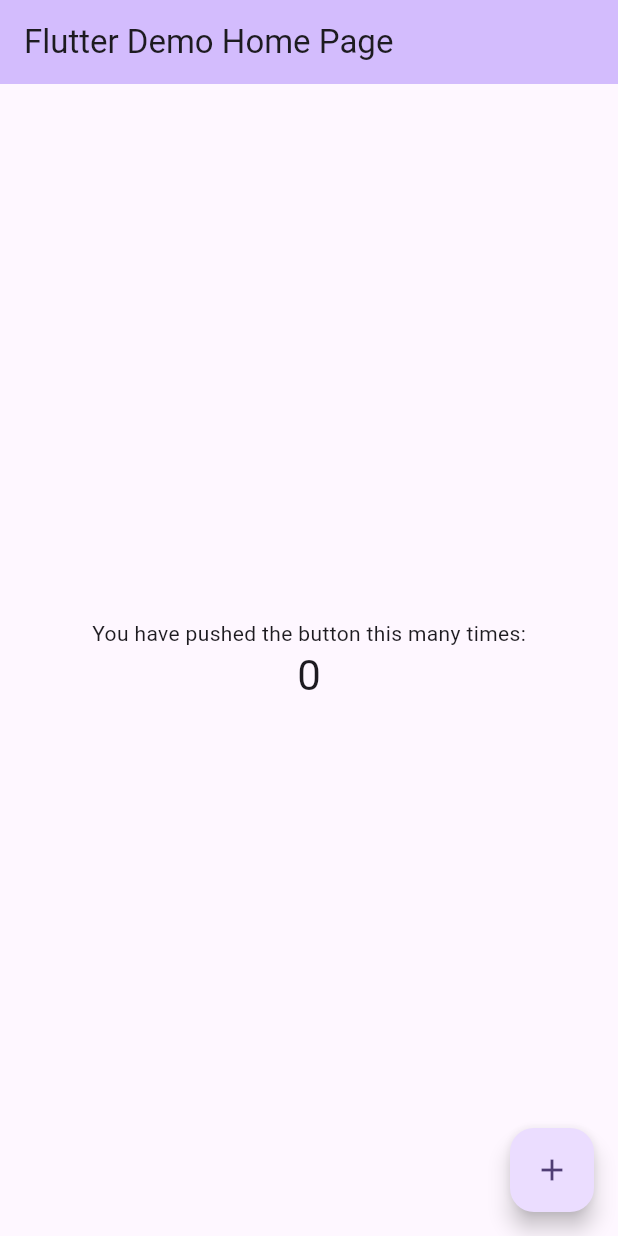
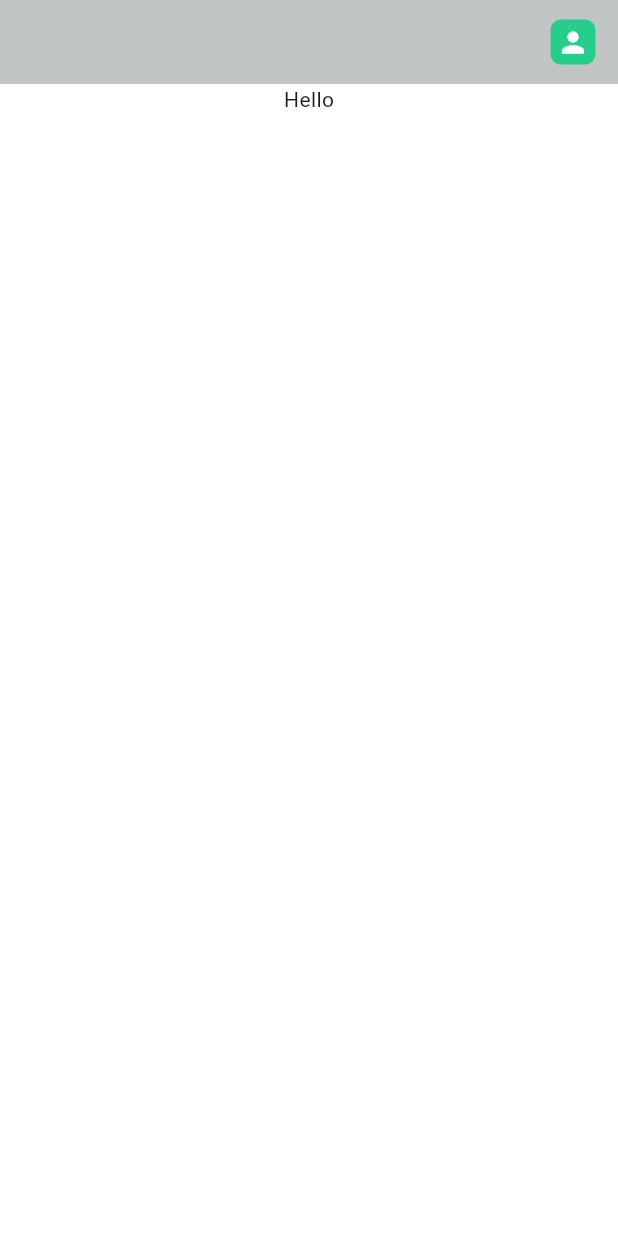
Before and after one commit to blvck2371/Mytodo, a Flutter app: the screen it shows after launch, on a phone screen of 412 x 824 dp. Run offline on Flutter 3.47's test engine with Material 3 defaults, Android fonts, the phone set to English and light mode, and no system bars; our stand-ins replace get.

Commit message:
configuration du theme de lapplication et definition du appabar 🦺🦺🎨⛑️🖌️

```diff
--- a/lib/main.dart
+++ b/lib/main.dart
@@ -1,36 +1,30 @@
 import 'package:flutter/material.dart';
+import 'package:get/get.dart';
+import 'package:mytodo/theme/appTheme.dart';
+import 'package:mytodo/theme/themeController.dart';
+import 'package:mytodo/view/Home.dart';
+//import 'package:mytodo/theme/themeController.dart';
 
 void main() {
-  runApp(const MyApp());
+  Get.put(Themecontroller());
+  runApp(MyApp());
 }
 
 class MyApp extends StatelessWidget {
-  const MyApp({super.key});
+  MyApp({super.key});
+  final Themecontroller themeController = Get.find();
 
   // This widget is the root of your application.
   @override
   Widget build(BuildContext context) {
-    return MaterialApp(
-      title: 'Flutter Demo',
-      theme: ThemeData(
-        // This is the theme of your application.
-        //
-        // TRY THIS: Try running your application with "flutter run". You'll see
-        // the application has a purple toolbar. Then, without quitting the app,
-        // try changing the seedColor in the colorScheme below to Colors.green
-        // and then invoke "hot reload" (save your changes or press the "hot
-        // reload" button in a Flutter-supported IDE, or press "r" if you used
-        // the command line to start the app).
-        //
-        // Notice that the counter didn't reset back to zero; the application
-        // state is not lost during the reload. To reset the state, use hot
-        // restart instead.
-        //
-        // This works for code too, not just values: Most code changes can be
-        // tested with just a hot reload.
-        colorScheme: ColorScheme.fromSeed(seedColor: Colors.deepPurple),
-      ),
-      home: const MyHomePage(title: 'Flutter Demo Home Page'),
+    return GetMaterialApp(
+      debugShowCheckedModeBanner: false,
+      title: 'TodoListapp',
+      darkTheme: Apptheme.darkTheme,
+      themeMode: themeController.themeMode.value,
+
+      theme: Apptheme.LightTheme,
+      home: const Home(),
     );
   }
 }
--- /dev/null
+++ b/lib/theme/appColors.dart
@@ -0,0 +1,19 @@
+import 'package:flutter/material.dart';
+import 'package:flutter/widgets.dart';
+
+class Appcolors {
+  // couleurs de lapplication theme light
+  static const Color primaryColorLight = Color.fromARGB(255, 45, 134, 98);
+  static const Color secondaryColorLight = Color.fromARGB(255, 192, 196, 194);
+  static const Color backgroundcolorLight = Color.fromARGB(255, 255, 255, 255);
+  // couleur du text theme light
+  static const Color textColorlight = Color.fromARGB(202, 11, 11, 11);
+
+  // colors theme dark
+
+  static const Color primaryColorDark = Color.fromARGB(152, 114, 111, 37);
+  static const Color secondaryColorDark = Color.fromARGB(255, 192, 196, 194);
+  static const Color backgroundcolorDark = Color.fromARGB(255, 255, 255, 255);
+  // couleur du text theme dark
+  static const Color textColorDark = Color.fromARGB(200, 211, 207, 82);
+}
--- /dev/null
+++ b/lib/theme/appSpacing.dart
@@ -0,0 +1,6 @@
+import 'package:flutter/material.dart';
+
+extension SpacingExtensions on num {
+  SizedBox get vSpace => SizedBox(height: toDouble());
+  SizedBox get hSpace => SizedBox(width: toDouble());
+}
--- /dev/null
+++ b/lib/theme/appTheme.dart
@@ -0,0 +1,29 @@
+import 'package:flutter/material.dart';
+import 'package:mytodo/theme/appColors.dart';
+
+class Apptheme {
+  static final ThemeData LightTheme = ThemeData(
+    primaryColor: const Color.fromARGB(255, 37, 207, 139),
+    secondaryHeaderColor: Appcolors.secondaryColorLight,
+    scaffoldBackgroundColor: Appcolors.backgroundcolorLight,
+    textTheme: TextTheme(
+      titleLarge: TextStyle(color: Appcolors.textColorlight),
+    ),
+
+    appBarTheme: AppBarTheme(backgroundColor: Appcolors.secondaryColorLight),
+
+    //colorScheme: ColorScheme(brightness: Brightness.light, primary: Appcolors.primaryColorLight, onPrimary: Appcolors.secondaryColorLight, secondary: Appcolors.secondaryColorDark, onSecondary: Appcolors.secondaryColorDark, error: error, onError: onError, surface: surface, onSurface: onSurface)
+  );
+
+  static final ThemeData darkTheme = ThemeData(
+    appBarTheme: AppBarTheme(backgroundColor: Appcolors.primaryColorDark),
+    primaryColor: Appcolors.primaryColorDark,
+    secondaryHeaderColor: Appcolors.secondaryColorLight,
+    scaffoldBackgroundColor: Appcolors.backgroundcolorLight,
+    textTheme: TextTheme(
+      titleLarge: TextStyle(color: Appcolors.textColorlight),
+    ),
+
+    //colorScheme: ColorScheme(brightness: Brightness.light, primary: Appcolors.primaryColorLight, onPrimary: Appcolors.secondaryColorLight, secondary: Appcolors.secondaryColorDark, onSecondary: Appcolors.secondaryColorDark, error: error, onError: onError, surface: surface, onSurface: onSurface)
+  );
+}
--- /dev/null
+++ b/lib/theme/themeController.dart
@@ -0,0 +1,12 @@
+import 'package:flutter/material.dart';
+import 'package:get/get.dart';
+
+class Themecontroller extends GetxController {
+  Rx<ThemeMode> themeMode = ThemeMode.light.obs;
+  void switchTheme() {
+    themeMode.value =
+        themeMode.value == ThemeMode.light ? ThemeMode.dark : ThemeMode.light;
+
+    Get.changeThemeMode(themeMode.value);
+  }
+}
--- /dev/null
+++ b/lib/view/Home.dart
@@ -0,0 +1,51 @@
+import 'package:flutter/material.dart';
+import 'package:mytodo/theme/appSpacing.dart';
+
+class Home extends StatefulWidget {
+  const Home({super.key});
+
+  @override
+  State<Home> createState() => _HomeState();
+}
+
+class _HomeState extends State<Home> {
+  @override
+  Widget build(BuildContext context) {
+    return Scaffold(
+      appBar: AppBar(
+        //affichage du nom de l'utilisateur
+        leading: Column(children: [
+
+          ],
+        ),
+
+        //affichage du profile de lutilisateur
+        actions: [
+          Container(
+            child: Row(
+              children: [
+                Container(
+                  height: 30,
+                  width: 30,
+                  decoration: BoxDecoration(
+                    color: Theme.of(context).primaryColor,
+                    borderRadius: BorderRadius.all(Radius.circular(7)),
+                  ),
+                  child: Icon(
+                    Icons.person,
+                    size: 22,
+                    color: Theme.of(context).scaffoldBackgroundColor,
+                  ),
+                ),
+                15.hSpace,
+              ],
+            ),
+          ),
+        ],
+      ),
+      body: SingleChildScrollView(
+        child: Container(child: Center(child: Text('Hello'))),
+      ),
+    );
+  }
+}
--- a/pubspec.yaml
+++ b/pubspec.yaml
@@ -34,6 +34,7 @@ dependencies:
   # The following adds the Cupertino Icons font to your application.
   # Use with the CupertinoIcons class for iOS style icons.
   cupertino_icons: ^1.0.8
+  get: ^4.7.2
 
 dev_dependencies:
   flutter_test:
```
Also changed, not shown: lib/view/detail.dart (added), pubspec.lock, 1 other file.
